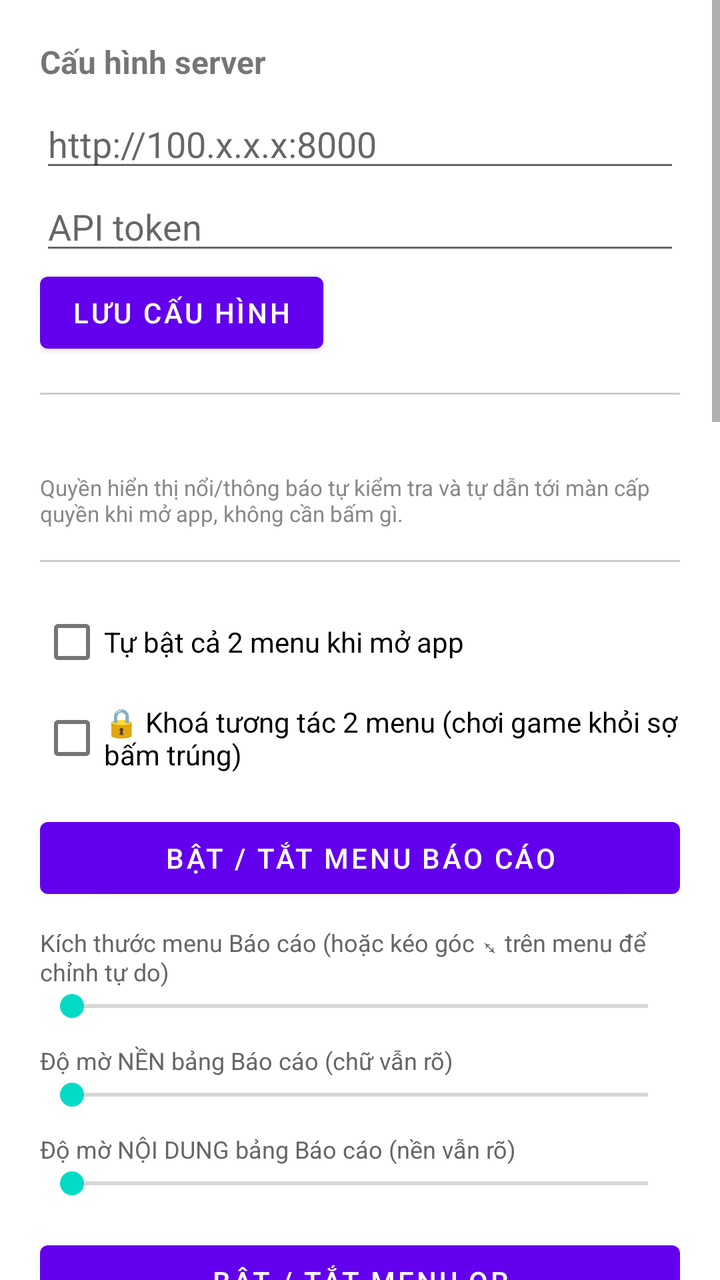
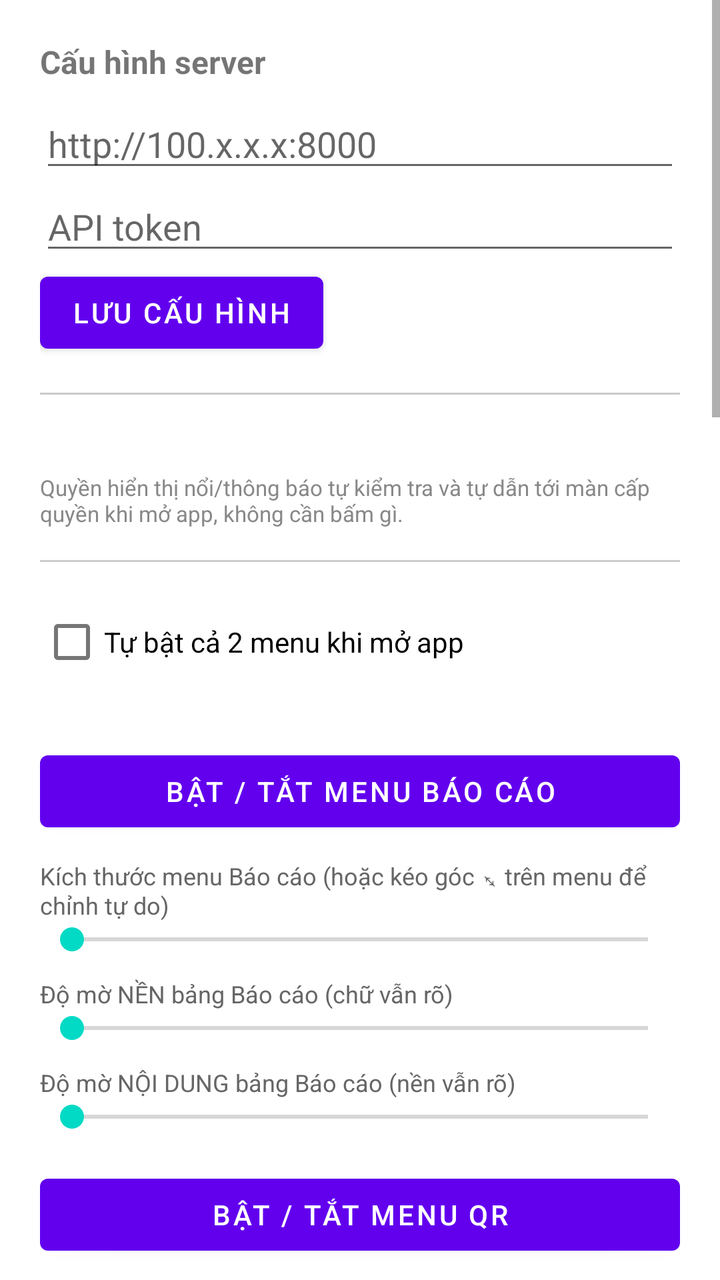

Compare the two renders of this Android layout. The source of the first and the diff that turns it into the second are given below.
<!-- AndroidManifest.xml: application theme Theme.DonateFloat -->
<!-- res/layout/activity_main.xml -->
<ScrollView xmlns:android="http://schemas.android.com/apk/res/android"
    android:layout_width="match_parent"
    android:layout_height="match_parent">

    <LinearLayout
        android:layout_width="match_parent"
        android:layout_height="wrap_content"
        android:orientation="vertical"
        android:padding="20dp">

        <TextView
            android:layout_width="wrap_content"
            android:layout_height="wrap_content"
            android:text="Cấu hình server"
            android:textStyle="bold"
            android:textSize="16sp"
            android:layout_marginBottom="8dp" />

        <EditText
            android:id="@+id/editServerUrl"
            android:layout_width="match_parent"
            android:layout_height="wrap_content"
            android:hint="http://100.x.x.x:8000" />

        <EditText
            android:id="@+id/editApiToken"
            android:layout_width="match_parent"
            android:layout_height="wrap_content"
            android:hint="API token"
            android:inputType="textPassword" />

        <Button
            android:id="@+id/btnSaveConfig"
            android:layout_width="wrap_content"
            android:layout_height="wrap_content"
            android:text="Lưu cấu hình" />

        <View style="@style/DividerLine" />

        <TextView
            android:id="@+id/textStatus"
            android:layout_width="wrap_content"
            android:layout_height="wrap_content"
            android:layout_marginBottom="4dp" />

        <TextView
            android:layout_width="wrap_content"
            android:layout_height="wrap_content"
            android:textSize="11sp"
            android:textColor="#888888"
            android:text="Quyền hiển thị nổi/thông báo tự kiểm tra và tự dẫn tới màn cấp quyền khi mở app, không cần bấm gì." />

        <View style="@style/DividerLine" />

        <CheckBox
            android:id="@+id/checkAutoStart"
            android:layout_width="match_parent"
            android:layout_height="wrap_content"
            android:text="Tự bật cả 2 menu khi mở app" />

        <CheckBox
            android:id="@+id/checkLocked"
            android:layout_width="match_parent"
            android:layout_height="wrap_content"
            android:text="🔒 Khoá tương tác 2 menu (chơi game khỏi sợ bấm trúng)" />

        <Button
            android:id="@+id/btnToggleReport"
            android:layout_width="match_parent"
            android:layout_height="wrap_content"
            android:layout_marginTop="12dp"
            android:text="Bật / tắt menu Báo cáo" />

        <TextView style="@style/SliderLabel" android:text="Kích thước menu Báo cáo (hoặc kéo góc ⤡ trên menu để chỉnh tự do)" />
        <SeekBar
            android:id="@+id/seekReportSize"
            android:layout_width="match_parent"
            android:layout_height="wrap_content"
            android:max="600"
            android:min="60" />

        <TextView style="@style/SliderLabel" android:text="Độ mờ NỀN bảng Báo cáo (chữ vẫn rõ)" />
        <SeekBar
            android:id="@+id/seekReportBgOpacity"
            android:layout_width="match_parent"
            android:layout_height="wrap_content"
            android:max="100"
            android:min="0" />

        <TextView style="@style/SliderLabel" android:text="Độ mờ NỘI DUNG bảng Báo cáo (nền vẫn rõ)" />
        <SeekBar
            android:id="@+id/seekReportContentOpacity"
            android:layout_width="match_parent"
            android:layout_height="wrap_content"
            android:max="100"
            android:min="0" />

        <Button
            android:id="@+id/btnToggleQR"
            android:layout_width="match_parent"
            android:layout_height="wrap_content"
            android:layout_marginTop="16dp"
            android:text="Bật / tắt menu QR" />

        <TextView style="@style/SliderLabel" android:text="Kích thước menu QR (hoặc kéo góc ⤡ trên menu để chỉnh tự do)" />
        <SeekBar
            android:id="@+id/seekQrSize"
            android:layout_width="match_parent"
            android:layout_height="wrap_content"
            android:max="600"
            android:min="60" />

        <TextView style="@style/SliderLabel" android:text="Độ mờ bảng QR" />
        <SeekBar
            android:id="@+id/seekQrOpacity"
            android:layout_width="match_parent"
            android:layout_height="wrap_content"
            android:max="100"
            android:min="20" />

        <TextView style="@style/SliderLabel" android:text="Độ mờ popup thông báo giao dịch mới" />
        <SeekBar
            android:id="@+id/seekAlertOpacity"
            android:layout_width="match_parent"
            android:layout_height="wrap_content"
            android:max="100"
            android:min="20" />

        <Button
            android:id="@+id/btnDemo"
            android:layout_width="match_parent"
            android:layout_height="wrap_content"
            android:layout_marginTop="16dp"
            android:backgroundTint="#FF9800"
            android:text="🧪 Xem thử (bơm dữ liệu demo để canh chỉnh)" />

        <View style="@style/DividerLine" />

        <TextView
            android:layout_width="wrap_content"
            android:layout_height="wrap_content"
            android:text="Màu chữ chung (Báo cáo / Ghi chú / Mục tiêu)"
            android:textStyle="bold"
            android:textSize="16sp"
            android:layout_marginBottom="8dp" />

        <LinearLayout
            android:layout_width="match_parent"
            android:layout_height="wrap_content"
            android:orientation="horizontal"
            android:weightSum="7">

            <View android:id="@+id/colorWhite" style="@style/ColorSwatch" android:background="#FFFFFF" />
            <View android:id="@+id/colorYellow" style="@style/ColorSwatch" android:background="#FFEB3B" />
            <View android:id="@+id/colorCyan" style="@style/ColorSwatch" android:background="#00E5FF" />
            <View android:id="@+id/colorGreen" style="@style/ColorSwatch" android:background="#4CAF50" />
            <View android:id="@+id/colorPink" style="@style/ColorSwatch" android:background="#FF4081" />
            <View android:id="@+id/colorOrange" style="@style/ColorSwatch" android:background="#FF9800" />
            <View android:id="@+id/colorRed" style="@style/ColorSwatch" android:background="#F44336" />
        </LinearLayout>

        <View style="@style/DividerLine" />

        <TextView
            android:layout_width="wrap_content"
            android:layout_height="wrap_content"
            android:text="Menu Ghi chú nổi (menu rời #3 — thêm được nhiều cái)"
            android:textStyle="bold"
            android:textSize="16sp"
            android:layout_marginBottom="8dp" />

        <EditText
            android:id="@+id/editNoteText"
            android:layout_width="match_parent"
            android:layout_height="wrap_content"
            android:hint="Nội dung ghi chú mới..."
            android:minLines="2"
            android:gravity="top" />

        <Button
            android:id="@+id/btnAddNote"
            android:layout_width="wrap_content"
            android:layout_height="wrap_content"
            android:text="+ Thêm ghi chú mới" />

        <LinearLayout
            android:id="@+id/noteListContainer"
            android:layout_width="match_parent"
            android:layout_height="wrap_content"
            android:orientation="vertical"
            android:layout_marginTop="8dp" />

        <Button
            android:id="@+id/btnToggleNote"
            android:layout_width="match_parent"
            android:layout_height="wrap_content"
            android:layout_marginTop="8dp"
            android:text="Bật / tắt tất cả menu Ghi chú" />

        <TextView style="@style/SliderLabel" android:text="Kích thước mỗi ghi chú (hoặc kéo góc trên menu)" />
        <SeekBar
            android:id="@+id/seekNoteSize"
            android:layout_width="match_parent"
            android:layout_height="wrap_content"
            android:max="600"
            android:min="60" />

        <TextView style="@style/SliderLabel" android:text="Độ mờ menu Ghi chú" />
        <SeekBar
            android:id="@+id/seekNoteOpacity"
            android:layout_width="match_parent"
            android:layout_height="wrap_content"
            android:max="100"
            android:min="0" />

        <View style="@style/DividerLine" />

        <TextView
            android:layout_width="wrap_content"
            android:layout_height="wrap_content"
            android:text="Menu Thanh đo mục tiêu (menu rời #4)"
            android:textStyle="bold"
            android:textSize="16sp"
            android:layout_marginBottom="8dp" />

        <EditText
            android:id="@+id/editGoalTitle"
            android:layout_width="match_parent"
            android:layout_height="wrap_content"
            android:hint="Tiêu đề (vd: Mục tiêu donate hôm nay)" />

        <EditText
            android:id="@+id/editGoalAmount"
            android:layout_width="match_parent"
            android:layout_height="wrap_content"
            android:hint="Số tiền mục tiêu (vd: 5000000)"
            android:inputType="number" />

        <Button
            android:id="@+id/btnSaveGoal"
            android:layout_width="wrap_content"
            android:layout_height="wrap_content"
            android:text="Lưu mục tiêu" />

        <Button
            android:id="@+id/btnToggleGoal"
            android:layout_width="match_parent"
            android:layout_height="wrap_content"
            android:layout_marginTop="8dp"
            android:text="Bật / tắt menu Thanh đo mục tiêu" />

        <TextView style="@style/SliderLabel" android:text="Kích thước menu Mục tiêu (hoặc kéo góc trên menu)" />
        <SeekBar
            android:id="@+id/seekGoalSize"
            android:layout_width="match_parent"
            android:layout_height="wrap_content"
            android:max="600"
            android:min="80" />

        <TextView style="@style/SliderLabel" android:text="Độ mờ menu Mục tiêu" />
        <SeekBar
            android:id="@+id/seekGoalOpacity"
            android:layout_width="match_parent"
            android:layout_height="wrap_content"
            android:max="100"
            android:min="0" />

        <View style="@style/DividerLine" />

        <TextView
            android:layout_width="wrap_content"
            android:layout_height="wrap_content"
            android:text="Thống kê"
            android:textStyle="bold"
            android:textSize="16sp"
            android:layout_marginBottom="8dp" />

        <TextView android:id="@+id/textStatToday" android:layout_width="match_parent" android:layout_height="wrap_content" android:textSize="13sp" android:paddingBottom="2dp" android:text="Hôm nay: —" />
        <TextView android:id="@+id/textStatYesterday" android:layout_width="match_parent" android:layout_height="wrap_content" android:textSize="13sp" android:paddingBottom="2dp" android:text="Hôm qua: —" />
        <TextView android:id="@+id/textStatBeforeYesterday" android:layout_width="match_parent" android:layout_height="wrap_content" android:textSize="13sp" android:paddingBottom="8dp" android:text="Hôm kia: —" />

        <Button
            android:id="@+id/btnRefreshStats"
            android:layout_width="match_parent"
            android:layout_height="wrap_content"
            android:text="Làm mới thống kê" />

        <Button
            android:id="@+id/btnHistory"
            android:layout_width="match_parent"
            android:layout_height="wrap_content"
            android:layout_marginTop="8dp"
            android:text="📜 Xem lịch sử giao dịch đầy đủ" />

    </LinearLayout>
</ScrollView>
<!-- resources referenced by this layout -->
<resources>
  <style name="ColorSwatch">
          <item name="android:layout_width">0dp</item>
          <item name="android:layout_height">36dp</item>
          <item name="android:layout_weight">1</item>
          <item name="android:layout_margin">3dp</item>
      </style>
  <style name="DividerLine">
          <item name="android:layout_width">match_parent</item>
          <item name="android:layout_height">1dp</item>
          <item name="android:layout_marginTop">16dp</item>
          <item name="android:layout_marginBottom">16dp</item>
          <item name="android:background">#33000000</item>
      </style>
  <style name="SliderLabel">
          <item name="android:layout_width">wrap_content</item>
          <item name="android:layout_height">wrap_content</item>
          <item name="android:layout_marginTop">10dp</item>
          <item name="android:textSize">12sp</item>
          <item name="android:textColor">#666666</item>
      </style>
  <style name="Theme.DonateFloat" parent="Theme.MaterialComponents.DayNight.NoActionBar">
          <item name="colorPrimary">@color/purple_500</item>
          <item name="colorPrimaryDark">@color/purple_700</item>
          <item name="colorAccent">@color/teal_200</item>
      </style>
  <color name="purple_500">#FF6200EE</color>
  <color name="purple_700">#FF3700B3</color>
  <color name="teal_200">#FF03DAC5</color>
</resources>

<!-- the commit's change to res/layout/activity_main.xml (unified diff, before → after) -->
@@ -58,11 +58,12 @@
             android:layout_height="wrap_content"
             android:text="Tự bật cả 2 menu khi mở app" />
 
-        <CheckBox
-            android:id="@+id/checkLocked"
-            android:layout_width="match_parent"
-            android:layout_height="wrap_content"
-            android:text="🔒 Khoá tương tác 2 menu (chơi game khỏi sợ bấm trúng)" />
+        <TextView
+            android:id="@+id/textLockHint"
+            android:layout_width="match_parent"
+            android:layout_height="wrap_content"
+            android:textSize="11sp"
+            android:textColor="#888888" />
 
         <Button
             android:id="@+id/btnToggleReport"
@@ -159,6 +160,13 @@
             <View android:id="@+id/colorRed" style="@style/ColorSwatch" android:background="#F44336" />
         </LinearLayout>
 
+        <Button
+            android:id="@+id/btnFullColorPicker"
+            android:layout_width="match_parent"
+            android:layout_height="wrap_content"
+            android:layout_marginTop="6dp"
+            android:text="🎨 Chọn màu khác (hơn 500k màu)" />
+
         <View style="@style/DividerLine" />
 
         <TextView
